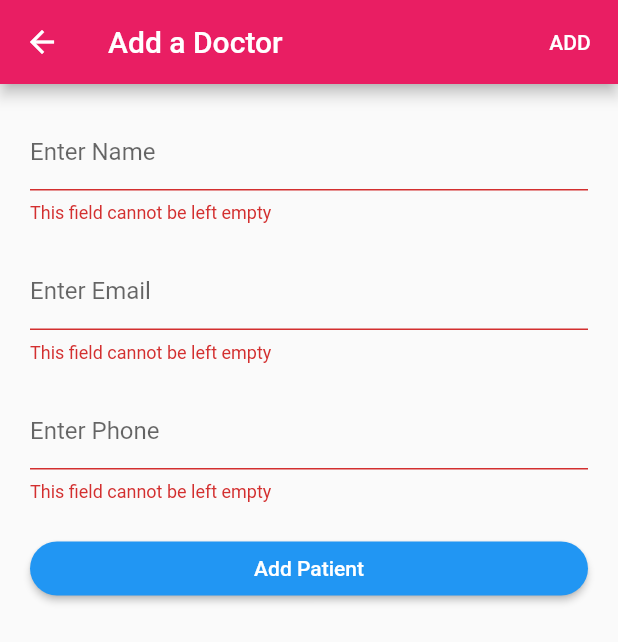
After one commit to gibsonjackson/adherence_admin, a Flutter app: the AddPatient screen opened directly, after a tap on "Add Patient", on a phone screen of 412 x 824 dp. The commit adds this screen. Shown: the top 642 px of the screen. Run offline on Flutter 3.47's test engine with Material 2 defaults, Android fonts, the phone set to English and light mode, and no system bars; our stand-ins replace cloud_firestore, weekday_selector; missing offline and left inert: flutter_boom_menu; accounts and stored records are empty.

Commit message:
add patients

```diff
--- a/lib/src/features/home/data/datasources/firebase_home_provider.dart
+++ b/lib/src/features/home/data/datasources/firebase_home_provider.dart
@@ -13,6 +13,12 @@ class FirebaseHomeProvider {
   Future<void> addDoctor(Map<dynamic, dynamic> doctorMap) async {
     DocumentReference ref =
         await databaseReference.collection("doctors").add(doctorMap);
+    print(ref.documentID);
+  }
+
+  Future<void> addPatient(Map<dynamic, dynamic> patientMap) async {
+    DocumentReference ref =
+        await databaseReference.collection("patients").add(patientMap);
     print(ref.documentID);
   }
 
--- a/lib/src/features/home/data/models/doctor_model.dart
+++ b/lib/src/features/home/data/models/doctor_model.dart
@@ -68,6 +68,7 @@ class DoctorModel {
     data['name'] = this._name;
     data['email'] = this._email;
     data['designation'] = this._designation;
+    data['phone'] = this._phone;
     data['role'] = Utils().getRole(this._role);
     return data;
   }
--- /dev/null
+++ b/lib/src/features/home/data/models/patient_model.dart
@@ -0,0 +1,50 @@
+import 'package:adherence_admin/src/utils/res/my_enums.dart';
+import 'package:adherence_admin/src/utils/res/utils.dart';
+
+class PatientModel {
+  String _name;
+  String _email;
+  String _phone;
+  ROLES _role;
+
+  PatientModel({String name, String email, String phone, ROLES role}) {
+    this._name = name;
+    this._email = email;
+    this._phone = phone;
+    this._role = role;
+  }
+
+  String get name => _name;
+  set name(String name) => _name = name;
+  String get email => _email;
+  set email(String email) => _email = email;
+  String get phone => _phone;
+  set phone(String phone) => _phone = phone;
+  ROLES get role => _role;
+  set role(ROLES role) => _role = role;
+
+  PatientModel.fromJson(Map<String, dynamic> json) {
+    _name = json['name'];
+    _email = json['email'];
+    _phone = json['phone'];
+  }
+
+  Map<String, dynamic> toUserJson() {
+    final Map<String, dynamic> data = new Map<String, dynamic>();
+    data['name'] = this._name;
+    data['email'] = this._email;
+    data['phone'] = this._phone;
+    data['designation'] = "";
+    data['role'] = Utils().getRole(this._role);
+    return data;
+  }
+
+  Map<String, dynamic> toPatientJson() {
+    final Map<String, dynamic> data = new Map<String, dynamic>();
+    data['name'] = this._name;
+    data['email'] = this._email;
+    data['phone'] = this._phone;
+    data['role'] = Utils().getRole(this._role);
+    return data;
+  }
+}
--- a/lib/src/features/home/presentation/pages/add_pages/add_doctor.dart
+++ b/lib/src/features/home/presentation/pages/add_pages/add_doctor.dart
@@ -10,7 +10,7 @@ class AddDoctor extends StatefulWidget {
 }
 
 class _AddDoctorState extends State<AddDoctor> {
-  final _formKey = GlobalKey<FormState>();
+  final _doctorFormKey = GlobalKey<FormState>();
   final values = List.filled(7, false);
 
   TimeOfDay selectedTime = TimeOfDay(hour: 00, minute: 00);
@@ -26,9 +26,7 @@ class _AddDoctorState extends State<AddDoctor> {
 
   validateForm(BuildContext context) async {
     if (!isLoading) {
-      if (_formKey.currentState.validate()) {
-        // ScaffoldMessenger.of(context)
-        //     .showSnackBar(SnackBar(content: Text('Processing Data')));
+      if (_doctorFormKey.currentState.validate()) {
         FirebaseHomeProvider firebaseHomeProvider = FirebaseHomeProvider();
         DoctorModel doctorModel = DoctorModel(
           name: _nameController.text,
@@ -111,29 +109,29 @@ class _AddDoctorState extends State<AddDoctor> {
                   vertical: 20,
                 ),
                 child: Form(
-                  key: _formKey,
+                  key: _doctorFormKey,
                   child: Column(
                     crossAxisAlignment: CrossAxisAlignment.start,
                     children: [
-                      _formField(
+                      MyFormField(
                         title: "Enter Name",
                         controller: _nameController,
                       ),
-                      _formField(
+                      MyFormField(
                         title: "Enter Email",
                         isEmail: true,
                         controller: _emailController,
                       ),
-                      _formField(
+                      MyFormField(
                         title: "Enter Phone",
                         isPhone: true,
                         controller: _phoneController,
                       ),
-                      _formField(
+                      MyFormField(
                         title: "Enter Designation",
                         controller: _desController,
                       ),
-                      _formField(
+                      MyFormField(
                         title: "Enter Clinic",
                         isNullable: true,
                         controller: _clinicController,
@@ -232,22 +230,10 @@ class _AddDoctorState extends State<AddDoctor> {
                       // ),
                       // SizedBox(height: 20),
                       // phone designation weeks time place
-                      SizedBox(
-                        width: double.infinity,
-                        child: ElevatedButton(
-                          style: ButtonStyle(
-                            shape: MaterialStateProperty.all<
-                                RoundedRectangleBorder>(
-                              RoundedRectangleBorder(
-                                borderRadius: BorderRadius.circular(100.0),
-                              ),
-                            ),
-                          ),
-                          onPressed: () => validateForm(context),
-                          child: Text('Add Doctor'),
-                        ),
+                      MyButton(
+                        foo: () => validateForm(context),
+                        title: "Add Docotor",
                       ),
-                      SizedBox(height: 20),
                     ],
                   ),
                 ),
@@ -255,14 +241,25 @@ class _AddDoctorState extends State<AddDoctor> {
             ),
     );
   }
+}
 
-  Widget _formField({
-    @required String title,
-    @required TextEditingController controller,
-    bool isNullable = false,
-    bool isEmail = false,
-    bool isPhone = false,
-  }) {
+class MyFormField extends StatelessWidget {
+  final String title;
+  final TextEditingController controller;
+  final bool isNullable;
+  final bool isEmail;
+  final bool isPhone;
+
+  const MyFormField(
+      {Key key,
+      this.title,
+      this.controller,
+      this.isNullable = false,
+      this.isEmail = false,
+      this.isPhone = false})
+      : super(key: key);
+  @override
+  Widget build(BuildContext context) {
     return Padding(
       padding: const EdgeInsets.only(bottom: 20),
       child: TextFormField(
@@ -303,3 +300,36 @@ class _AddDoctorState extends State<AddDoctor> {
     );
   }
 }
+
+class MyButton extends StatelessWidget {
+  final Function foo;
+  final String title;
+
+  const MyButton({
+    Key key,
+    @required this.foo,
+    @required this.title,
+  }) : super(key: key);
+  @override
+  Widget build(BuildContext context) {
+    return Column(
+      children: [
+        SizedBox(
+          width: double.infinity,
+          child: ElevatedButton(
+            style: ButtonStyle(
+              shape: MaterialStateProperty.all<RoundedRectangleBorder>(
+                RoundedRectangleBorder(
+                  borderRadius: BorderRadius.circular(100.0),
+                ),
+              ),
+            ),
+            onPressed: foo,
+            child: Text(title),
+          ),
+        ),
+        SizedBox(height: 20),
+      ],
+    );
+  }
+}
--- /dev/null
+++ b/lib/src/features/home/presentation/pages/add_pages/add_patient.dart
@@ -0,0 +1,109 @@
+import 'package:adherence_admin/src/features/home/data/datasources/firebase_home_provider.dart';
+import 'package:adherence_admin/src/features/home/data/models/patient_model.dart';
+import 'package:adherence_admin/src/utils/res/res.dart';
+import 'package:flutter/material.dart';
+
+import 'add_doctor.dart';
+
+class AddPatient extends StatefulWidget {
+  @override
+  _AddPatientState createState() => _AddPatientState();
+}
+
+class _AddPatientState extends State<AddPatient> {
+  final _patientFormKey = GlobalKey<FormState>();
+  TextEditingController _nameController = TextEditingController(),
+      _phoneController = TextEditingController(),
+      _emailController = TextEditingController();
+
+  bool isLoading = false;
+
+  validateForm(BuildContext context) async {
+    if (!isLoading) {
+      if (_patientFormKey.currentState.validate()) {
+        FirebaseHomeProvider firebaseHomeProvider = FirebaseHomeProvider();
+        PatientModel patientModel = PatientModel(
+          name: _nameController.text,
+          phone: _phoneController.text,
+          email: _emailController.text,
+          role: ROLES.PATIENT,
+        );
+        setState(() {
+          isLoading = true;
+        });
+        await firebaseHomeProvider.addUser(patientModel.toUserJson());
+        await firebaseHomeProvider
+            .addPatient(patientModel.toPatientJson())
+            .then((value) {
+          ScaffoldMessenger.of(context).showSnackBar(
+            SnackBar(
+              content: Text(
+                'Patient Added Successfully!',
+              ),
+              backgroundColor: successColor,
+            ),
+          );
+          Navigator.of(context).pop();
+        });
+
+        setState(() {
+          isLoading = false;
+        });
+      }
+    }
+  }
+
+  @override
+  Widget build(BuildContext context) {
+    return Scaffold(
+      appBar: AppBar(
+        title: Text("Add a Doctor"),
+        actions: [
+          TextButton(
+            child: Text(
+              "ADD",
+              style: TextStyle(color: white),
+            ),
+            onPressed: () => validateForm(context),
+          ),
+        ],
+      ),
+      body: isLoading
+          ? Center(child: CircularProgressIndicator())
+          : SingleChildScrollView(
+              child: Padding(
+                padding: const EdgeInsets.symmetric(
+                  horizontal: 20,
+                  vertical: 20,
+                ),
+                child: Form(
+                  key: _patientFormKey,
+                  child: Column(
+                    crossAxisAlignment: CrossAxisAlignment.start,
+                    children: [
+                      MyFormField(
+                        title: "Enter Name",
+                        controller: _nameController,
+                      ),
+                      MyFormField(
+                        title: "Enter Email",
+                        isEmail: true,
+                        controller: _emailController,
+                      ),
+                      MyFormField(
+                        title: "Enter Phone",
+                        isPhone: true,
+                        controller: _phoneController,
+                      ),
+                      MyButton(
+                        foo: () => validateForm(context),
+                        title: "Add Patient",
+                      ),
+                    ],
+                  ),
+                ),
+              ),
+            ),
+    );
+  }
+}
```
Also changed, not shown: lib/src/features/home/presentation/pages/homepage.dart (+14 -3 lines), lib/src/features/home/presentation/pages/indi_pages/doctor_page.dart (+21 -13 lines), lib/src/features/home/presentation/widgets/doctor_list.dart (added, +30 -0 lines), lib/src/features/home/presentation/widgets/patients_list.dart (renamed from lib/src/features/home/presentation/widgets/homepage_lists.dart, +2 -26 lines), lib/src/features/home/presentation/pages/indi_pages/patient_page.dart (added).
